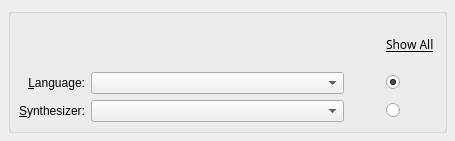
Before: the Qt Designer form kcmkttsmgr/addtalkerwidget.ui in KDE/jovie, drawn with Qt 5.
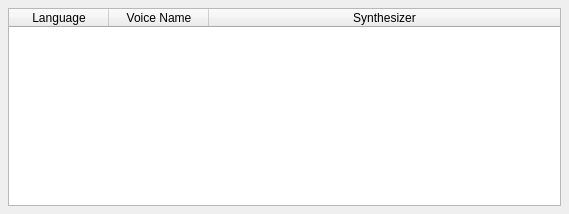
After: the same form once the commit is applied. Custom widgets are drawn as their Qt base class.

Commit message: add talker now populates a table of synths, voices, and languages to choose from based on what it gets from speech-dispatcher, but the values are not used yet, as the slot that invokes the add talker dialog needs reworking

Patch:
```diff
--- a/kcmkttsmgr/addtalkerwidget.ui
+++ b/kcmkttsmgr/addtalkerwidget.ui
@@ -1,13 +1,13 @@
 <ui version="4.0" >
  <author>Gary Cramblitt</author>
  <class>AddTalkerWidget</class>
- <widget class="QWidget" name="AddTalkerWidget" >
-  <property name="geometry" >
+ <widget class="QWidget" name="AddTalkerWidget">
+  <property name="geometry">
    <rect>
     <x>0</x>
     <y>0</y>
-    <width>455</width>
-    <height>141</height>
+    <width>569</width>
+    <height>214</height>
    </rect>
   </property>
   <layout class="QGridLayout" >
@@ -17,236 +17,54 @@
    <property name="spacing" >
     <number>6</number>
    </property>
-   <item row="0" column="0" >
-    <widget class="QGroupBox" name="groupBox" >
-     <property name="title" >
-      <string/>
+   <item row="0" column="0">
+    <widget class="QTableWidget" name="AvailableTalkersTable">
+     <property name="alternatingRowColors">
+      <bool>true</bool>
      </property>
-     <layout class="QGridLayout" >
-      <property name="margin" >
-       <number>8</number>
+     <property name="selectionMode">
+      <enum>QAbstractItemView::SingleSelection</enum>
+     </property>
+     <property name="selectionBehavior">
+      <enum>QAbstractItemView::SelectRows</enum>
+     </property>
+     <property name="horizontalScrollMode">
+      <enum>QAbstractItemView::ScrollPerPixel</enum>
+     </property>
+     <property name="sortingEnabled">
+      <bool>false</bool>
+     </property>
+     <attribute name="horizontalHeaderVisible">
+      <bool>true</bool>
+     </attribute>
+     <attribute name="horizontalHeaderCascadingSectionResizes">
+      <bool>false</bool>
+     </attribute>
+     <attribute name="horizontalHeaderStretchLastSection">
+      <bool>true</bool>
+     </attribute>
+     <attribute name="verticalHeaderVisible">
+      <bool>false</bool>
+     </attribute>
+     <column>
+      <property name="text">
+       <string>Language</string>
       </property>
-      <property name="spacing" >
-       <number>6</number>
+     </column>
+     <column>
+      <property name="text">
+       <string>Voice Name</string>
       </property>
-      <item row="2" column="4" >
-       <spacer>
-        <property name="orientation" >
-         <enum>Qt::Horizontal</enum>
-        </property>
-        <property name="sizeType" >
-         <enum>QSizePolicy::Fixed</enum>
-        </property>
-        <property name="sizeHint" >
-         <size>
-          <width>25</width>
-          <height>20</height>
-         </size>
-        </property>
-       </spacer>
-      </item>
-      <item row="0" column="3" colspan="2" >
-       <widget class="QLabel" name="showAllLabel" >
-        <property name="font" >
-         <font>
-          <family>Sans Serif</family>
-          <pointsize>9</pointsize>
-          <weight>50</weight>
-          <italic>false</italic>
-          <bold>false</bold>
-          <underline>true</underline>
-          <strikeout>false</strikeout>
-         </font>
-        </property>
-        <property name="whatsThis" >
-         <string>The radio buttons below determine which box shows all possibilities.  The box to the left of the checked button shows all possibilities.  The box to the left of the unchecked box only shows those possibilities that match the other box.</string>
-        </property>
-        <property name="text" >
-         <string>Show All</string>
-        </property>
-        <property name="alignment" >
-         <set>Qt::AlignLeading|Qt::AlignLeft|Qt::AlignVCenter</set>
-        </property>
-       </widget>
-      </item>
-      <item row="2" column="2" >
-       <spacer>
-        <property name="orientation" >
-         <enum>Qt::Horizontal</enum>
-        </property>
-        <property name="sizeType" >
-         <enum>QSizePolicy::Fixed</enum>
-        </property>
-        <property name="sizeHint" >
-         <size>
-          <width>30</width>
-          <height>20</height>
-         </size>
-        </property>
-       </spacer>
-      </item>
-      <item row="2" column="3" >
-       <widget class="QRadioButton" name="synthesizerRadioButton" >
-        <property name="whatsThis" >
-         <string>Check this box to display all the available synthesizers in the Synthesizer box to the left.  When a synthesizer is chosen, only the languages that can be spoken by that synthesizer appear in the Language box.</string>
-        </property>
-        <property name="text" >
-         <string/>
-        </property>
-       </widget>
-      </item>
-      <item row="1" column="2" >
-       <spacer>
-        <property name="orientation" >
-         <enum>Qt::Horizontal</enum>
-        </property>
-        <property name="sizeType" >
-         <enum>QSizePolicy::Fixed</enum>
-        </property>
-        <property name="sizeHint" >
-         <size>
-          <width>25</width>
-          <height>20</height>
-         </size>
-        </property>
-       </spacer>
-      </item>
-      <item row="1" column="3" >
-       <widget class="QRadioButton" name="languageRadioButton" >
-        <property name="whatsThis" >
-         <string>Check to list all the possible languages in the Language box at the left.  When a language has been chosen, the Synthesizer box will show only those synthesizers that can speak in the chosen language.</string>
-        </property>
-        <property name="text" >
-         <string/>
-        </property>
-        <property name="checked" >
-         <bool>true</bool>
-        </property>
-       </widget>
-      </item>
-      <item row="1" column="4" >
-       <spacer>
-        <property name="orientation" >
-         <enum>Qt::Horizontal</enum>
-        </property>
-        <property name="sizeType" >
-         <enum>QSizePolicy::Fixed</enum>
-        </property>
-        <property name="sizeHint" >
-         <size>
-          <width>30</width>
-          <height>20</height>
-         </size>
-        </property>
-       </spacer>
-      </item>
-      <item row="0" column="0" colspan="3" >
-       <spacer>
-        <property name="orientation" >
-         <enum>Qt::Horizontal</enum>
-        </property>
-        <property name="sizeType" >
-         <enum>QSizePolicy::Expanding</enum>
-        </property>
-        <property name="sizeHint" >
-         <size>
-          <width>351</width>
-          <height>21</height>
-         </size>
-        </property>
-       </spacer>
-      </item>
-      <item row="2" column="0" >
-       <widget class="QLabel" name="synthesizerLabel" >
-        <property name="whatsThis" >
-         <string>Select the speech synthesizer to do the speaking.</string>
-        </property>
-        <property name="text" >
-         <string>&amp;Synthesizer:</string>
-        </property>
-        <property name="alignment" >
-         <set>Qt::AlignRight|Qt::AlignTrailing|Qt::AlignVCenter</set>
-        </property>
-        <property name="buddy" >
-         <cstring>synthesizerSelection</cstring>
-        </property>
-       </widget>
-      </item>
-      <item row="1" column="0" >
-       <widget class="QLabel" name="languageLabel" >
-        <property name="whatsThis" >
-         <string>Select the language to be spoken.  Note that after you configure a Talker, your chosen Language may be overridden by the synthesizer, depending upon the options you choose.</string>
-        </property>
-        <property name="text" >
-         <string>&amp;Language:</string>
-        </property>
-        <property name="alignment" >
-         <set>Qt::AlignRight|Qt::AlignTrailing|Qt::AlignVCenter</set>
-        </property>
-        <property name="buddy" >
-         <cstring>languageSelection</cstring>
-        </property>
-       </widget>
-      </item>
-      <item row="2" column="1" >
-       <widget class="KComboBox" name="synthesizerSelection" >
-        <property name="sizePolicy" >
-         <sizepolicy>
-          <hsizetype>3</hsizetype>
-          <vsizetype>1</vsizetype>
-          <horstretch>0</horstretch>
-          <verstretch>0</verstretch>
-         </sizepolicy>
-        </property>
-        <property name="whatsThis" >
-         <string>Select the speech synthesizer to do the speaking.</string>
-        </property>
-        <property name="duplicatesEnabled" >
-         <bool>false</bool>
-        </property>
-       </widget>
-      </item>
-      <item row="1" column="1" >
-       <widget class="KComboBox" name="languageSelection" >
-        <property name="sizePolicy" >
-         <sizepolicy>
-          <hsizetype>3</hsizetype>
-          <vsizetype>0</vsizetype>
-          <horstretch>0</horstretch>
-          <verstretch>0</verstretch>
-         </sizepolicy>
-        </property>
-        <property name="whatsThis" >
-         <string>Select the language to be spoken.  Note that after you configure a Talker, your chosen Language may be overridden by the synthesizer, depending upon the options you choose.</string>
-        </property>
-        <property name="duplicatesEnabled" >
-         <bool>false</bool>
-        </property>
-       </widget>
-      </item>
-     </layout>
+     </column>
+     <column>
+      <property name="text">
+       <string>Synthesizer</string>
+      </property>
+     </column>
     </widget>
    </item>
   </layout>
  </widget>
- <customwidgets>
-  <customwidget>
-   <class>KComboBox</class>
-   <extends>QComboBox</extends>
-   <header>kcombobox.h</header>
-   <container>0</container>
-   <pixmap></pixmap>
-  </customwidget>
- </customwidgets>
- <tabstops>
-  <tabstop>languageSelection</tabstop>
-  <tabstop>synthesizerSelection</tabstop>
-  <tabstop>languageRadioButton</tabstop>
-  <tabstop>synthesizerRadioButton</tabstop>
-  <tabstop>languageSelection</tabstop>
-  <tabstop>synthesizerSelection</tabstop>
- </tabstops>
- <includes/>
  <resources/>
  <connections/>
 </ui>
```
Left out of the diff: 9 changed lines with no effect on the pictures. The commit also changes 11 other files.
